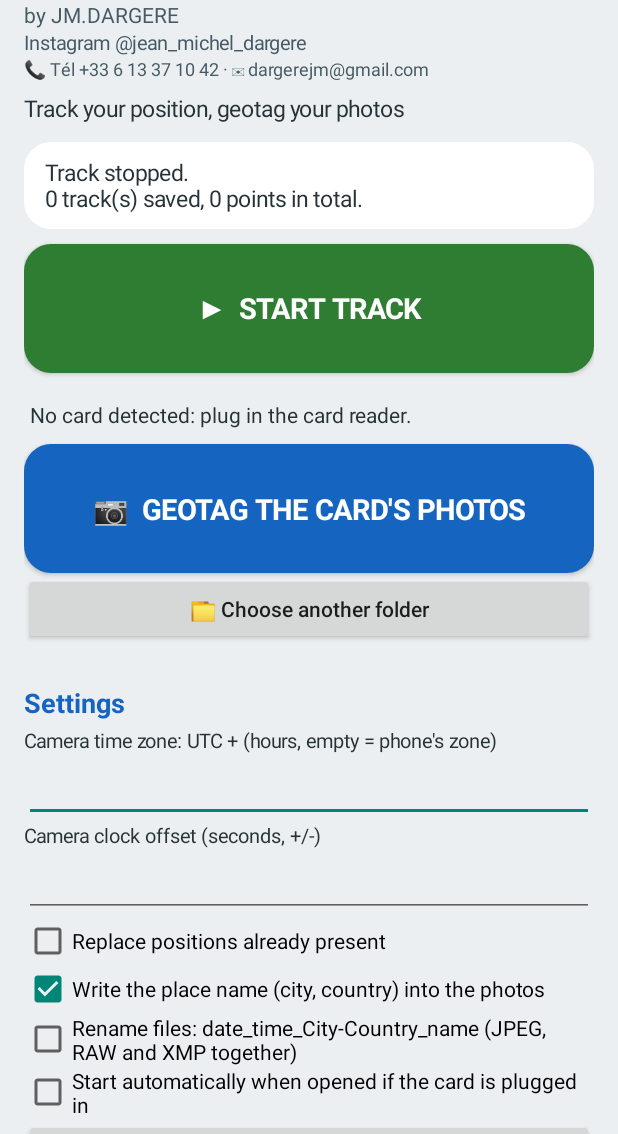
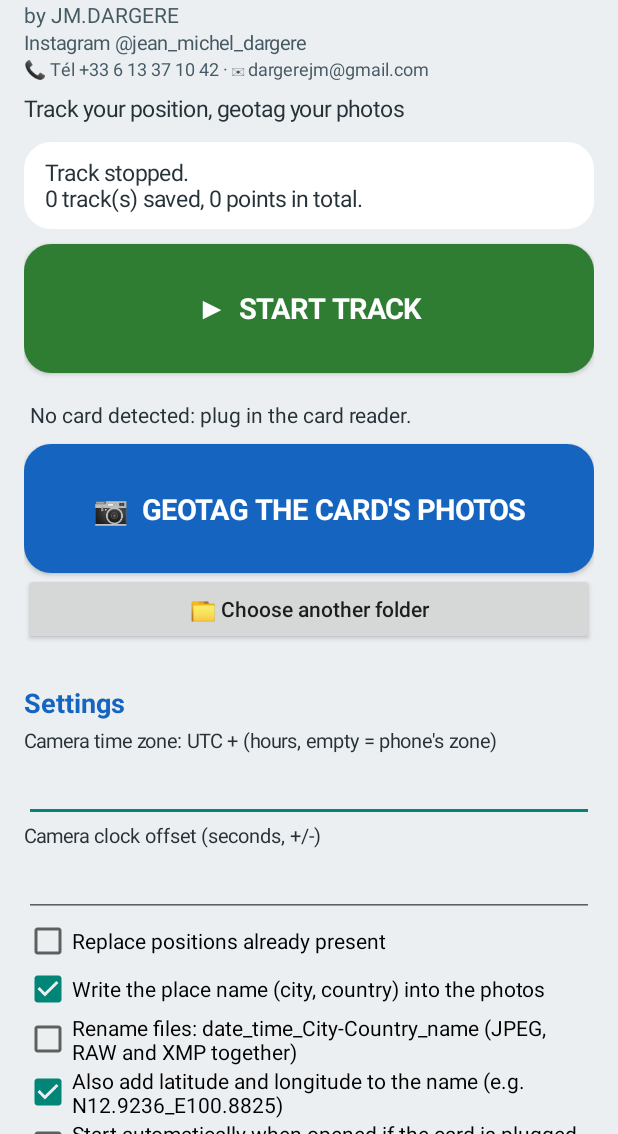
Before and after one commit to dargerejm-oss/trace-photo-android, an Android app: the screen it shows after launch (MainActivity), after a tap on "📷 GEOTAG THE CARD'S PHOTOS", on a phone screen of 412 x 824 dp, the part 102-1236 px from its top. Run offline under Robolectric (Android 15) with nearby library versions, the phone set to English and light mode, and no system bars; 1 other tap on this screen came first.

Commit message:
TRACE PHOTO v1.2 : coordonnées dans le nom, ouvrir le dossier de la carte, voir les photos sur la carte
Co-Authored-By: Claude Sonnet 5.5 <noreply@anthropic.com>
Claude-Session: https://claude.ai/code/session_01HG97iMfEjTevcNT62nJE5X

```diff
--- a/app/build.gradle.kts
+++ b/app/build.gradle.kts
@@ -10,8 +10,8 @@ android {
         applicationId = "com.jmdargere.tracephoto"
         minSdk = 26
         targetSdk = 34
-        versionCode = 2
-        versionName = "1.1"
+        versionCode = 3
+        versionName = "1.2"
     }
     compileOptions {
         sourceCompatibility = JavaVersion.VERSION_17
--- a/app/src/main/java/com/jmdargere/tracephoto/MainActivity.kt
+++ b/app/src/main/java/com/jmdargere/tracephoto/MainActivity.kt
@@ -41,6 +41,11 @@ class MainActivity : Activity() {
     private lateinit var cbLieu: CheckBox
     private lateinit var cbRen: CheckBox
     private lateinit var cbAuto: CheckBox
+    private lateinit var cbCoord: CheckBox
+    private lateinit var btnDossier: Button
+    private lateinit var btnCarteVue: Button
+    private var dernierArbre: Uri? = null
+    private var dernierVisu: Uri? = null
     private lateinit var btnStop: Button
     private var travail: Geoloc? = null
     private var enCours = false
@@ -88,6 +93,10 @@ class MainActivity : Activity() {
         bilanTxt = txt("", 16f).apply { setPadding(dp(14), dp(10), dp(14), dp(10)); background = fond(Color.WHITE); visibility = View.GONE }
         root.addView(bilanTxt, LinearLayout.LayoutParams(-1, -2).apply { topMargin = dp(8) })
 
+        btnDossier = gros(T.t("b_dossier"), Color.parseColor("#6A1B9A")).apply { visibility = View.GONE; setOnClickListener { ouvrirDossier() } }
+        root.addView(btnDossier)
+        btnCarteVue = gros(T.t("b_carte"), Color.parseColor("#00838F")).apply { visibility = View.GONE; setOnClickListener { ouvrirCarte() } }
+        root.addView(btnCarteVue)
         root.addView(txt(T.t("reglages"), 18f, Color.parseColor("#1565C0")).apply { typeface = Typeface.DEFAULT_BOLD; setPadding(0, dp(26), 0, dp(4)) })
         root.addView(txt(T.t("fuseau"), 13f))
         etFuseau = EditText(this).apply { inputType = InputType.TYPE_CLASS_NUMBER or InputType.TYPE_NUMBER_FLAG_SIGNED or InputType.TYPE_NUMBER_FLAG_DECIMAL; setText(sp.getString("fuseau", "")) }
@@ -99,6 +108,7 @@ class MainActivity : Activity() {
         root.addView(cbRemp)
         cbLieu = CheckBox(this).apply { text = T.t("o_lieu"); isChecked = sp.getBoolean("lieu", true) }; root.addView(cbLieu)
         cbRen = CheckBox(this).apply { text = T.t("o_ren"); isChecked = sp.getBoolean("ren", false) }; root.addView(cbRen)
+        cbCoord = CheckBox(this).apply { text = T.t("o_coord"); isChecked = sp.getBoolean("coord", true) }; root.addView(cbCoord)
         cbAuto = CheckBox(this).apply { text = T.t("o_auto"); isChecked = sp.getBoolean("auto", false) }; root.addView(cbAuto)
         root.addView(Button(this).apply { text = T.t("batt"); isAllCaps = false
             setOnClickListener { try { startActivity(Intent(Settings.ACTION_IGNORE_BATTERY_OPTIMIZATION_SETTINGS)) } catch (_: Exception) {} } })
@@ -112,7 +122,7 @@ class MainActivity : Activity() {
     }
     override fun onPause() { super.onPause(); h.removeCallbacksAndMessages(null); sauveReglages() }
 
-    private fun sauveReglages() { sp.edit().putString("fuseau", etFuseau.text.toString()).putString("decal", etDecal.text.toString()).putBoolean("remp", cbRemp.isChecked).putBoolean("lieu", cbLieu.isChecked).putBoolean("ren", cbRen.isChecked).putBoolean("auto", cbAuto.isChecked).apply() }
+    private fun sauveReglages() { sp.edit().putString("fuseau", etFuseau.text.toString()).putString("decal", etDecal.text.toString()).putBoolean("remp", cbRemp.isChecked).putBoolean("lieu", cbLieu.isChecked).putBoolean("ren", cbRen.isChecked).putBoolean("auto", cbAuto.isChecked).putBoolean("coord", cbCoord.isChecked).apply() }
 
     private fun tick() {
         val on = TraceService.actif
@@ -190,7 +200,8 @@ class MainActivity : Activity() {
         val offSec = if (fz != null) (fz * 3600).toInt() else auto
         val dec = etDecal.text.toString().trim().toIntOrNull() ?: 0
         if (TraceService.actif) { startService(Intent(this, TraceService::class.java).setAction("STOP")) }
-        val g = Geoloc(this, u, offSec, dec, cbRemp.isChecked, cbLieu.isChecked, cbRen.isChecked, Lieux.disponible(this)); travail = g
+        val g = Geoloc(this, u, offSec, dec, cbRemp.isChecked, cbLieu.isChecked, cbRen.isChecked, cbCoord.isChecked, Lieux.disponible(this)); travail = g
+        dernierArbre = u; dernierVisu = null; btnDossier.visibility = View.GONE; btnCarteVue.visibility = View.GONE
         Thread {
             if (TraceService.actif) Thread.sleep(1500)
             val pts = Trace.lireTout(this)
@@ -202,8 +213,26 @@ class MainActivity : Activity() {
             if (liste.isEmpty()) { h.post { fin(null, T.t("pas_photo"), "#E65100") }; return@Thread }
             h.post { barre.isIndeterminate = false; barre.max = liste.size }
             val b = g.traiter(liste, pts) { i, n -> h.post { barre.progress = i; carte.text = T.f("traite", i, n) } }
+            dernierVisu = Trace.exporterVisu(this, pts, b.wpts)
             h.post { fin(b, T.t(if (g.annule) "arrete" else "fini"), if (g.annule) "#E65100" else "#2E7D32") }
         }.start()
+    }
+
+    private fun ouvrirDossier() {
+        val t = dernierArbre ?: return
+        val d = android.provider.DocumentsContract.buildDocumentUriUsingTree(t, android.provider.DocumentsContract.getTreeDocumentId(t))
+        try { startActivity(Intent(Intent.ACTION_VIEW).setDataAndType(d, "vnd.android.document/directory").addFlags(Intent.FLAG_GRANT_READ_URI_PERMISSION)) }
+        catch (_: Exception) {
+            try { startActivity(Intent(Intent.ACTION_OPEN_DOCUMENT_TREE).putExtra("android.provider.extra.INITIAL_URI", d)) } catch (_: Exception) {}
+        }
+    }
+
+    private fun ouvrirCarte() {
+        val u = dernierVisu ?: return
+        try {
+            val i = Intent(Intent.ACTION_VIEW).setDataAndType(u, "application/gpx+xml").addFlags(Intent.FLAG_GRANT_READ_URI_PERMISSION)
+            startActivity(Intent.createChooser(i, T.t("carte_info")))
+        } catch (_: Exception) { Toast.makeText(this, T.t("pas_carte"), Toast.LENGTH_LONG).show() }
     }
 
     private fun fin(b: Bilan?, titre: String, couleur: String) {
@@ -217,6 +246,7 @@ class MainActivity : Activity() {
             bilanTxt.text = t; bilanTxt.visibility = View.VISIBLE
         }
         carte.text = ""
+        if (b != null) { btnDossier.visibility = View.VISIBLE; if (dernierVisu != null) btnCarteVue.visibility = View.VISIBLE }
         try { ToneGenerator(AudioManager.STREAM_NOTIFICATION, 90).startTone(ToneGenerator.TONE_PROP_ACK, 600) } catch (_: Exception) {}
         try { (getSystemService(Context.VIBRATOR_SERVICE) as Vibrator).vibrate(VibrationEffect.createOneShot(400, VibrationEffect.DEFAULT_AMPLITUDE)) } catch (_: Exception) {}
         try { startActivity(Intent(this, MainActivity::class.java).addFlags(Intent.FLAG_ACTIVITY_REORDER_TO_FRONT)) } catch (_: Exception) {}
--- a/app/src/main/java/com/jmdargere/tracephoto/T.kt
+++ b/app/src/main/java/com/jmdargere/tracephoto/T.kt
@@ -35,6 +35,11 @@ object T {
         "perm" to "La permission de position est nécessaire.",
         "perm_bg" to "Pour une trace fiable, choisis « Toujours autoriser » ou « Autoriser tout le temps ».",
         "versiontxt" to "par JM.DARGERE",
+        "o_coord" to "Ajouter aussi latitude et longitude dans le nom (ex. N12.9236_E100.8825)",
+        "b_dossier" to "📂  OUVRIR LE DOSSIER DE LA CARTE",
+        "b_carte" to "🗺  VOIR LES PHOTOS SUR LA CARTE",
+        "carte_info" to "Ouvre la carte avec Organic Maps, OsmAnd ou Google Maps (au choix).",
+        "pas_carte" to "Aucune appli de carte ne sait ouvrir ce fichier : installe Organic Maps (gratuit, rapide, hors ligne).",
         "o_lieu" to "Écrire le nom du lieu (ville, pays) dans les photos",
         "o_ren" to "Renommer les fichiers : date_heure_Ville-Pays_nom (JPEG, RAW et XMP ensemble)",
         "o_auto" to "Lancer tout seul à l'ouverture si la carte est branchée",
@@ -76,6 +81,11 @@ object T {
         "perm" to "Location permission is required.",
         "perm_bg" to "For a reliable track, choose “Allow all the time”.",
         "versiontxt" to "by JM.DARGERE",
+        "o_coord" to "Also add latitude and longitude to the name (e.g. N12.9236_E100.8825)",
+        "b_dossier" to "📂  OPEN THE CARD FOLDER",
+        "b_carte" to "🗺  SEE THE PHOTOS ON THE MAP",
+        "carte_info" to "Opens the map in Organic Maps, OsmAnd or Google Maps (your choice).",
+        "pas_carte" to "No map app can open this file: install Organic Maps (free, fast, offline).",
         "o_lieu" to "Write the place name (city, country) into the photos",
         "o_ren" to "Rename files: date_time_City-Country_name (JPEG, RAW and XMP together)",
         "o_auto" to "Start automatically when opened if the card is plugged in",
```
Also changed, not shown: app/src/main/java/com/jmdargere/tracephoto/Geoloc.kt (+12 -6 lines), app/src/main/java/com/jmdargere/tracephoto/Trace.kt (+29 -4 lines).
